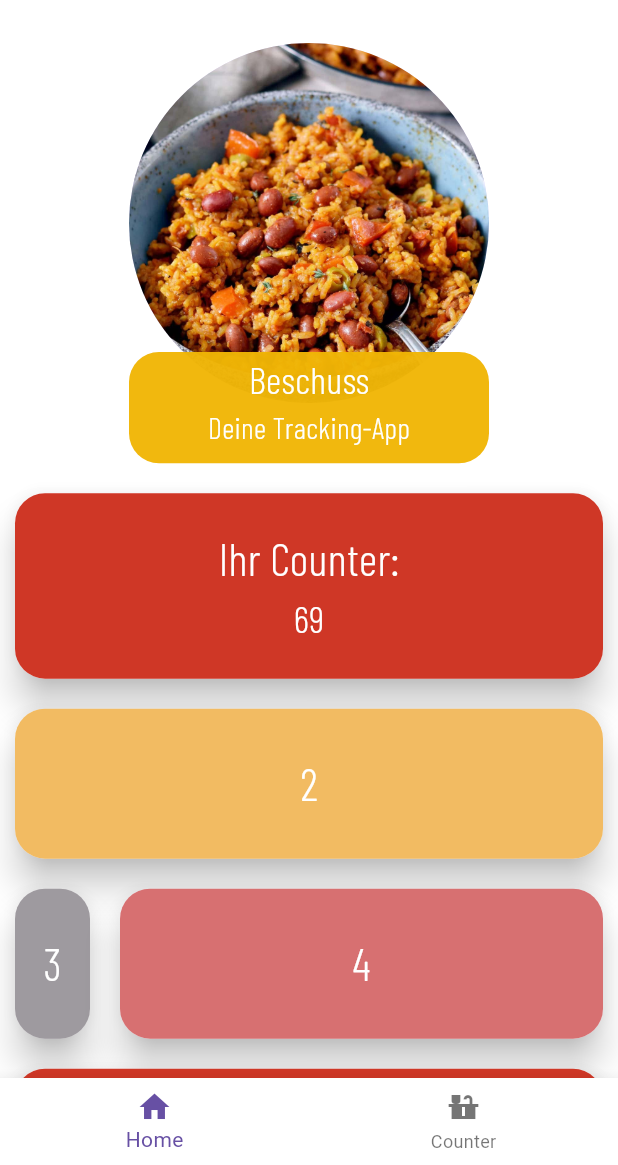
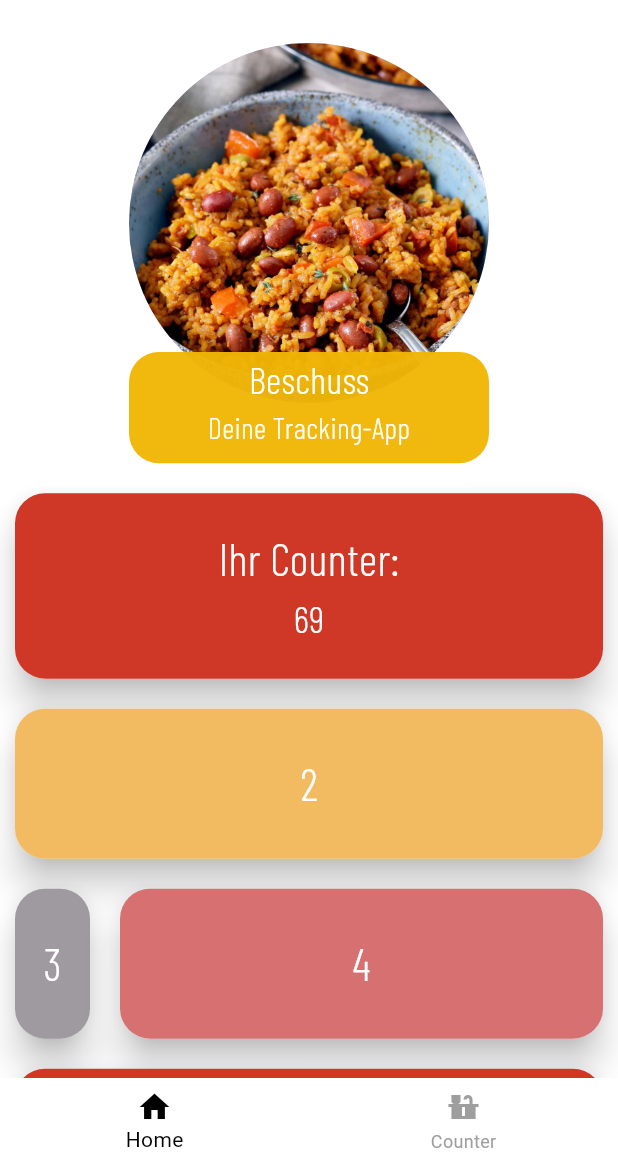
Before and after one commit to Tetoji/Flutter-Udemy-Course, a Flutter app: the screen it shows after launch, on a phone screen of 412 x 824 dp, the part 71-1236 px from its top. Run offline on Flutter 3.47's test engine with Material 3 defaults, Android fonts, the phone set to English and light mode, and no system bars; drawn by our look-alikes of auto_size_text.

Commit message:
Navigationbar backgroundcolor and icon color edit aswell as elevation removed

```diff
--- a/udemy_app/lib/main.dart
+++ b/udemy_app/lib/main.dart
@@ -1,5 +1,5 @@
 import 'package:flutter/material.dart';
-import 'package:udemy_app/counter_site/counter_app_page.dart';
+//import 'package:udemy_app/counter_site/counter_app_page.dart';
 import 'package:udemy_app/nav_root.dart';
 
 void main() {
@@ -14,6 +14,6 @@ class MyApp extends StatelessWidget {
     return MaterialApp(
         debugShowCheckedModeBanner: false,
         theme: ThemeData(scaffoldBackgroundColor: Colors.white),
-        home: NavbarWidget());
+        home: const NavbarWidget());
   }
 }
--- a/udemy_app/lib/nav_root.dart
+++ b/udemy_app/lib/nav_root.dart
@@ -22,7 +22,10 @@ class _RootWidgetState extends State<NavbarWidget> {
         ],
       ),
       bottomNavigationBar: BottomNavigationBar(
+        elevation: 0.0,
         backgroundColor: Colors.white,
+        selectedItemColor: Colors.black,
+        unselectedItemColor: Colors.grey,
         onTap: (index) {
           setState(() {
             _currentIndex = index;
```
